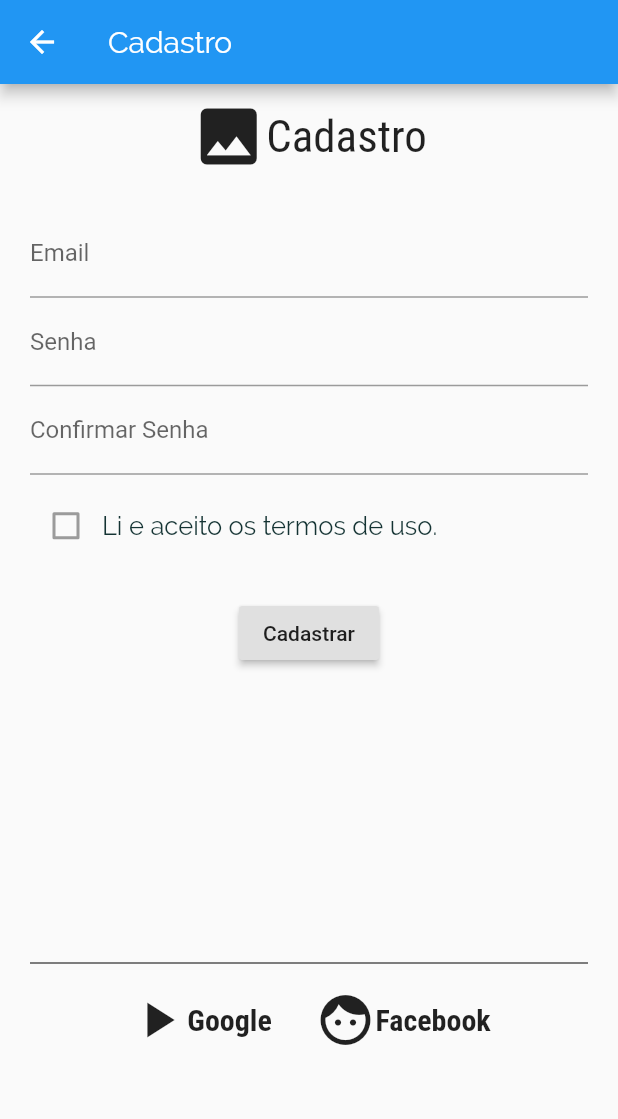
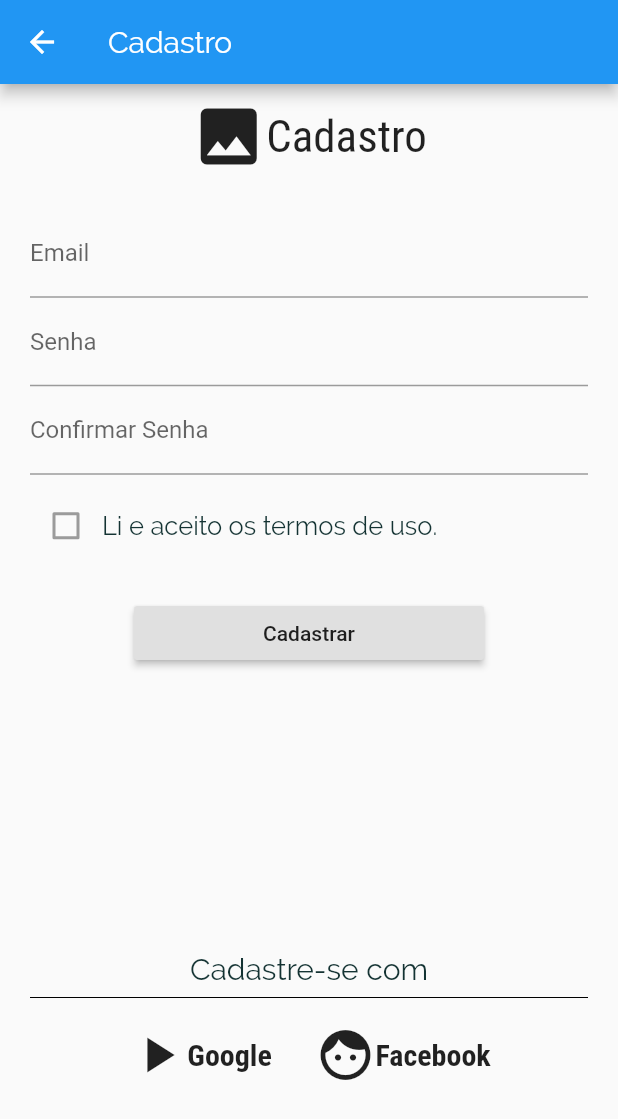
Before and after one commit to ViniPessoa8/Movin, a Flutter app: the PainelCadastro screen opened by its route, on a phone screen of 412 x 824 dp. Shown: the top 1119 px of the screen. Run offline on Flutter 3.47's test engine with Material 2 defaults, Android fonts, the phone set to English and light mode, and no system bars; our stand-ins replace location.

Commit message:
feat: label login alternativo

```diff
--- a/movin_project/lib/views/widgets/login/painel_cadastro.dart
+++ b/movin_project/lib/views/widgets/login/painel_cadastro.dart
@@ -80,7 +80,10 @@ class PainelCadastro extends StatelessWidget {
                   ],
                 ),
                 RaisedButton(
-                  child: Text('Cadastrar'),
+                  child: Container(
+                    padding: EdgeInsets.symmetric(horizontal: 70),
+                    child: Text('Cadastrar'),
+                  ),
                   onPressed: () {},
                 ),
               ],
@@ -93,6 +96,12 @@ class PainelCadastro extends StatelessWidget {
             // CADASTRO ALTERNATIVO
             child: Column(
               children: [
+                Text(
+                  'Cadastre-se com',
+                  style: Theme.of(context).textTheme.bodyText1.copyWith(
+                        fontSize: 20,
+                      ),
+                ),
                 Divider(
                   color: Colors.black,
                 ),
```
